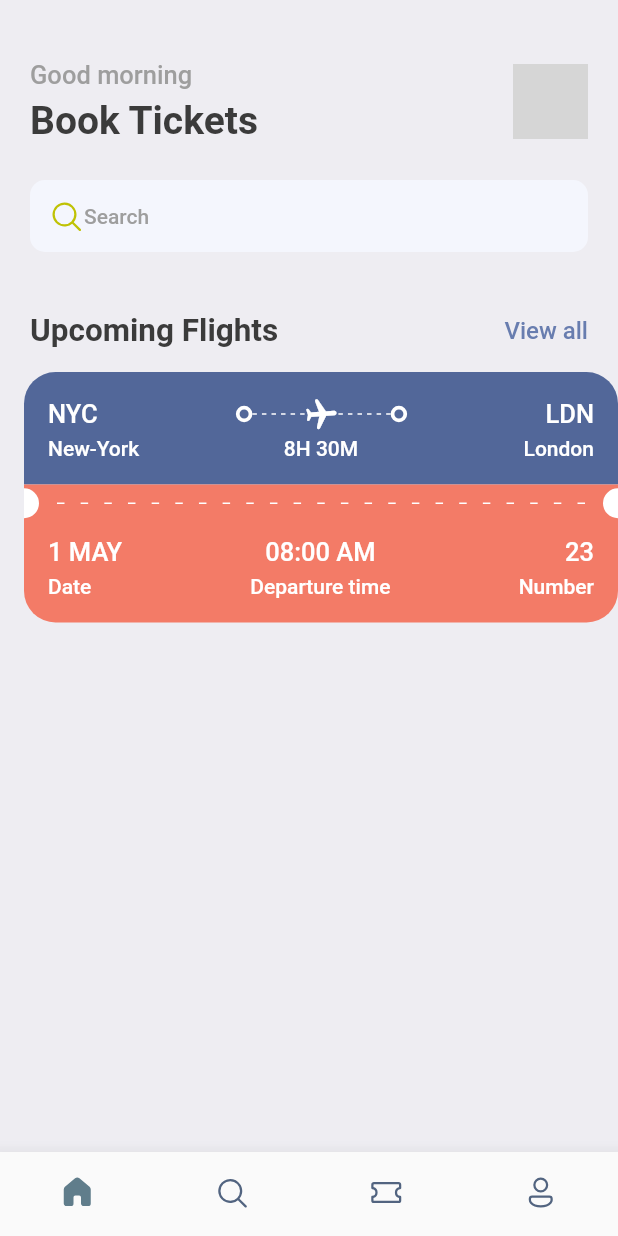
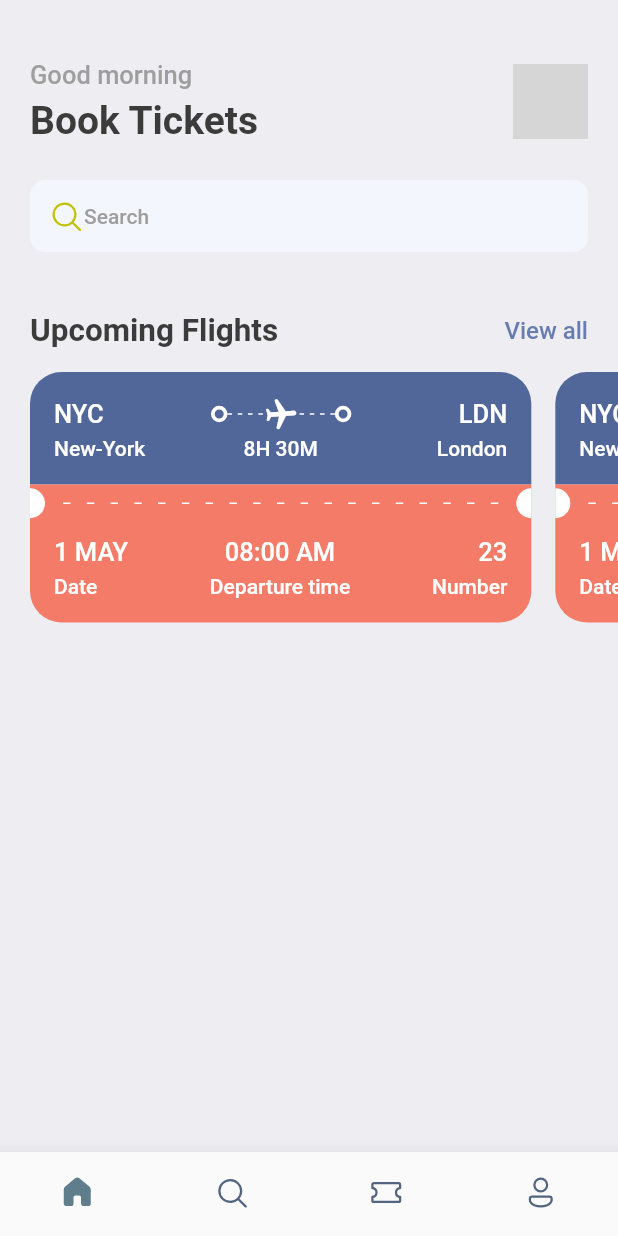
Before and after one commit to Bochra10/book_your_tickets, a Flutter app: the screen it shows after launch, on a phone screen of 412 x 824 dp. Run offline on Flutter 3.47's test engine with Material 2 defaults, Android fonts, the phone set to English and light mode, and no system bars; our stand-ins replace fluentui_icons, gap; grey boxes are pictures that could not be loaded.

Commit message:
Tickets list

```diff
--- a/lib/screens/bottom_navbar.dart
+++ b/lib/screens/bottom_navbar.dart
@@ -12,7 +12,7 @@ class BottomNavbar extends StatefulWidget {
 class _BottomNavbarState extends State<BottomNavbar> {
   int _selectedIndex = 0;
   static final List<Widget> _widgetOptions = <Widget>[
-    HomeScreen(),
+    const HomeScreen(),
     const Text('Search'),
     const Text('Tickets'),
     const Text('Profile')
--- a/lib/screens/home_screen.dart
+++ b/lib/screens/home_screen.dart
@@ -1,7 +1,6 @@
 import 'package:book_your_tickets/screens/ticket_view.dart';
 import 'package:book_your_tickets/utils/app_styles.dart';
 import 'package:fluentui_icons/fluentui_icons.dart';
-import 'package:flutter/cupertino.dart';
 import 'package:flutter/material.dart';
 import 'package:gap/gap.dart';
 
@@ -80,7 +79,11 @@ class HomeScreen extends StatelessWidget {
             ),
           ),
           const Gap(15),
-          TicketView()
+          SingleChildScrollView(
+            scrollDirection: Axis.horizontal,
+            padding: const EdgeInsets.only(left: 20),
+            child: Row(children: const [TicketView(), TicketView()]),
+          ),
         ],
       ),
     );
--- a/lib/screens/ticket_view.dart
+++ b/lib/screens/ticket_view.dart
@@ -2,8 +2,6 @@ import 'package:book_your_tickets/utils/app_layout.dart';
 import 'package:book_your_tickets/utils/app_styles.dart';
 import 'package:book_your_tickets/widgets/thick_circle.dart';
 import 'package:flutter/material.dart';
-import 'package:flutter/src/foundation/key.dart';
-import 'package:flutter/src/widgets/framework.dart';
 import 'package:gap/gap.dart';
 
 class TicketView extends StatelessWidget {
@@ -13,10 +11,10 @@ class TicketView extends StatelessWidget {
   Widget build(BuildContext context) {
     final size = AppLayout.getSize(context);
     return SizedBox(
-      width: size.width,
+      width: size.width * 0.85,
       height: 200,
       child: Container(
-          margin: const EdgeInsets.only(left: 16),
+          margin: const EdgeInsets.only(right: 16),
           child: Column(
             children: [
               // Blue part
--- a/lib/widgets/thick_circle.dart
+++ b/lib/widgets/thick_circle.dart
@@ -1,7 +1,4 @@
-import 'package:flutter/cupertino.dart';
 import 'package:flutter/material.dart';
-import 'package:flutter/src/foundation/key.dart';
-import 'package:flutter/src/widgets/framework.dart';
 
 class ThickCircle extends StatelessWidget {
   const ThickCircle({Key? key}) : super(key: key);
```
